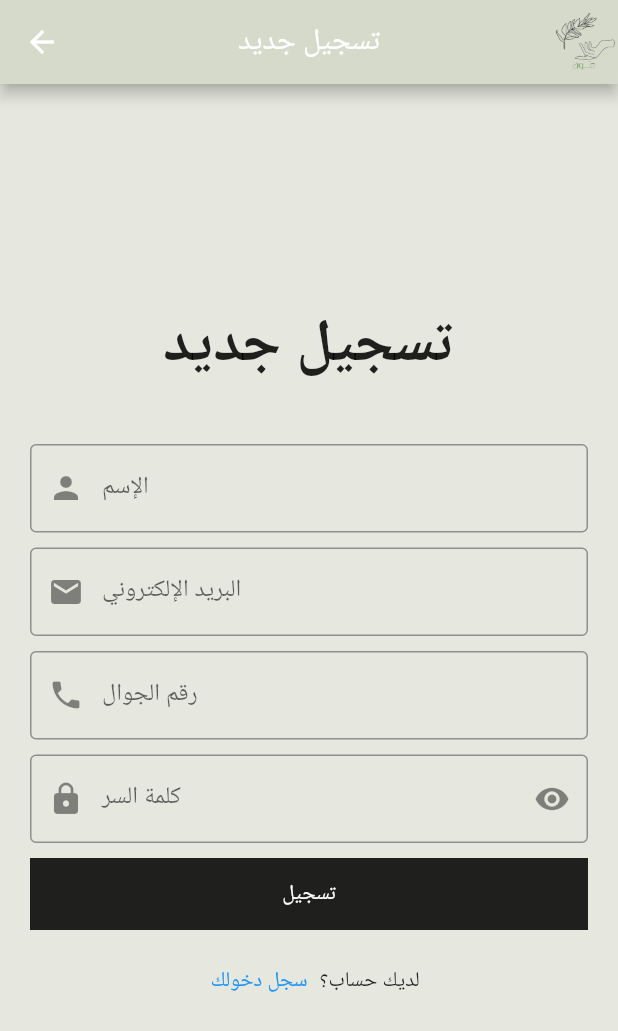
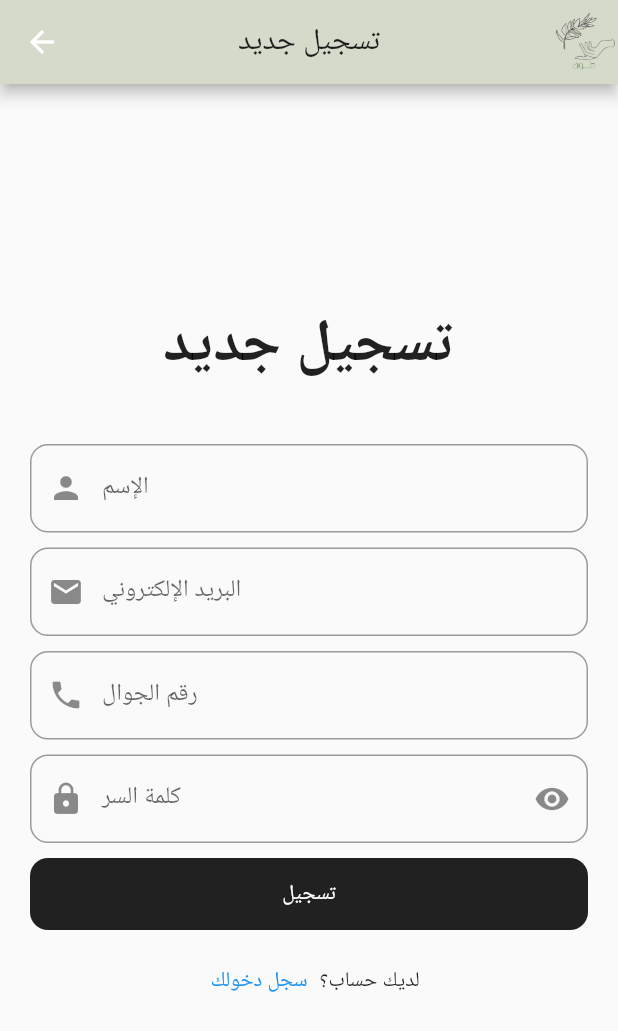
Before and after one commit to 2021-GP-Group9/AownApp, a Flutter app: the screen it shows after launch, after a tap on "تسجيل جديد", on a phone screen of 412 x 824 dp. Shown: the top 1031 px of the screen. Run offline on Flutter 3.47's test engine with Material 2 defaults, Android fonts, the phone set to English and light mode, and no system bars; our stand-ins replace fluttertoast.

Commit message:
SignUp page, welcome_screen, login_screen

```diff
--- a/lib/login/login_screen.dart
+++ b/lib/login/login_screen.dart
@@ -12,7 +12,8 @@ class LoginScreen extends StatelessWidget {
       appBar: AppBar(
         backgroundColor: Color(0xffD6DACB),
         title: Text(
-            'تسجيل الدخول'
+            'تسجيل الدخول',
+          style: TextStyle(color: Colors.black87),
         ),
         actions: [
           Align(
@@ -58,7 +59,7 @@ class LoginScreen extends StatelessWidget {
                     prefixIcon: Icon(
                       Icons.email,
                     ),
-                    border: OutlineInputBorder(),
+                    border: OutlineInputBorder( borderRadius: BorderRadius.circular(12),),
                   ),
                 ),
                 SizedBox(
@@ -82,7 +83,7 @@ class LoginScreen extends StatelessWidget {
                     suffixIcon: Icon(
                       Icons.remove_red_eye,
                     ),
-                    border: OutlineInputBorder(),
+                    border: OutlineInputBorder( borderRadius: BorderRadius.circular(12),),
                   ),
                 ),
                 SizedBox(
@@ -90,7 +91,8 @@ class LoginScreen extends StatelessWidget {
                 ),
                 Container(
                   width: double.infinity,
-                  color: Colors.black87,
+                  decoration: BoxDecoration( color: Colors.black87,borderRadius: BorderRadius.circular(12)),
+
                   child: MaterialButton(
                     onPressed: () {
                       print(emailController.text);
--- a/lib/sinup/signup_screen.dart
+++ b/lib/sinup/signup_screen.dart
@@ -12,12 +12,12 @@ class Signup extends StatelessWidget {
   @override
   Widget build(BuildContext context) {
     return Scaffold(
-      backgroundColor: Color(0xffe6e8df),
+
       appBar: AppBar(
         backgroundColor: Color(0xffD6DACB),
         title: Text(
-          'تسجيل جديد'
-        ),
+          'تسجيل جديد',
+            style: TextStyle(color: Colors.black87),),
         actions: [
           Align(
             alignment: Alignment.center,
@@ -64,7 +64,9 @@ class Signup extends StatelessWidget {
                 prefixIcon: Icon(
                   Icons.person,
                 ),
-                border: OutlineInputBorder(),
+                border: OutlineInputBorder(
+                  borderRadius: BorderRadius.circular(12),
+                ),
               ),
             ),SizedBox(
             height: 10.0,
@@ -83,7 +85,7 @@ class Signup extends StatelessWidget {
                 prefixIcon: Icon(
                   Icons.email,
                 ),
-                border: OutlineInputBorder(),
+                border: OutlineInputBorder( borderRadius: BorderRadius.circular(12),),
               ),
             ), SizedBox(
                   height: 10.0,
@@ -102,7 +104,7 @@ class Signup extends StatelessWidget {
                     prefixIcon: Icon(
                       Icons.phone,
                     ),
-                    border: OutlineInputBorder(),
+                    border: OutlineInputBorder( borderRadius: BorderRadius.circular(12),),
                   ),
                 ),
 
@@ -127,7 +129,7 @@ class Signup extends StatelessWidget {
                     suffixIcon: Icon(
                       Icons.remove_red_eye,
                     ),
-                    border: OutlineInputBorder(),
+                    border: OutlineInputBorder( borderRadius: BorderRadius.circular(12),),
                   ),
                 ),
                 SizedBox(
@@ -135,7 +137,8 @@ class Signup extends StatelessWidget {
                 ),
                 Container(
                   width: double.infinity,
-                  color: Colors.black87,
+                  decoration: BoxDecoration( color: Colors.black87,borderRadius: BorderRadius.circular(12)),
+
                   child: MaterialButton(
                     onPressed: () {
                       print(nameController.text);
--- a/lib/welcome_screen.dart
+++ b/lib/welcome_screen.dart
@@ -26,27 +26,24 @@ class WelcomeScrean extends StatelessWidget {
           ),
         SizedBox(height: 83,),
           Container(
-              width: 290,
+            width: 200,
             height: 45,
-              decoration: BoxDecoration( color: Colors.black87,borderRadius: BorderRadius.all(Radius.circular(6))),
+            decoration: BoxDecoration( color: Colors.black87,borderRadius: BorderRadius.circular(12)) //border:Border.all( width: 10,color: Colors.black12)),
+            ,
             child: MaterialButton(
               onPressed: () {
                 Navigator.push(context,
                   MaterialPageRoute(builder: (context) =>Signup()),);
               },
-                 child: Text(
-                   'تسجيل جديد',
-                   style: TextStyle(
-                     color: Colors.white,
+              child: Center(child: Text("تسجيل جديد",style: TextStyle(color: Colors.white),)),
             ),
           ),
-               ),
-             ),
+
           SizedBox(height:28,),
           Container(
-            width: 290,
+            width: 200,
             height: 45,
-            decoration: BoxDecoration( color: Colors.black54,borderRadius: BorderRadius.all(Radius.circular(6))),
+            decoration: BoxDecoration( color: Colors.black54,borderRadius: BorderRadius.circular(12)),
             child: MaterialButton(
               onPressed: () {
                 Navigator.push(context,
```
Lines whose indentation alone changed are shown as unchanged.
